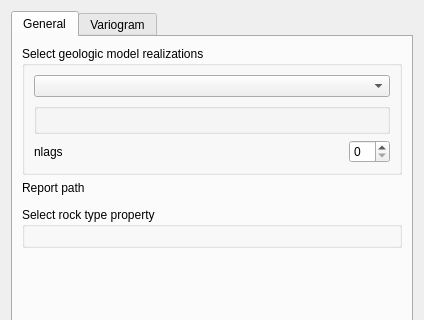
Above: ui/validation.ui from robertorolo/LPM-Geomod_Suite before the change; both pictures show x 0 to 424 and y 0 to 320 of the 424 by 675 pixel window. Below: the same form after it.
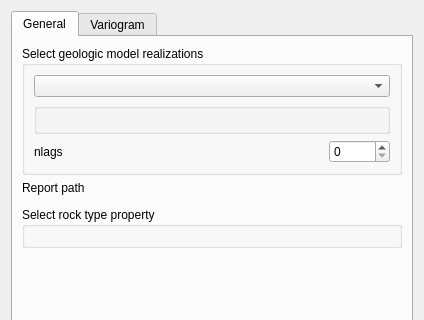
That is the form after the change. Custom widgets are drawn as their Qt base class.

What changed in the file:
```diff
--- a/ui/validation.ui
+++ b/ui/validation.ui
@@ -44,6 +44,9 @@
               <verstretch>0</verstretch>
              </sizepolicy>
             </property>
+            <property name="maximum">
+             <number>10000</number>
+            </property>
            </widget>
           </item>
           <item row="2" column="0">
```
